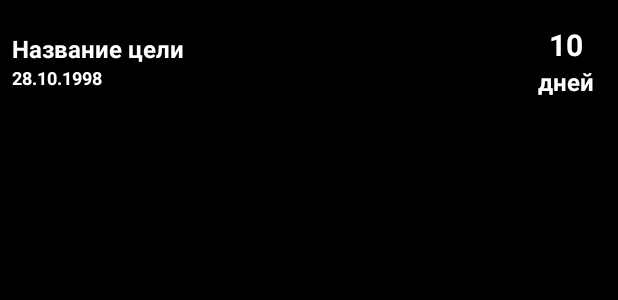
After one commit to wgfxer/ProjectPurpose, an Android app: the layout widget_layout_wide.xml on its own in the app's theme, with its tools: preview values and no code run, on a phone screen of 412 x 824 dp. The commit adds this screen. Shown: the top 300 px of the screen. Run offline under Robolectric (Android 15) with nearby library versions, the phone set to English and light mode, and no system bars.

Commit message:
added layout change with resizing of the widget

```diff
--- a/app/src/main/java/com/wgfxer/projectpurpose/presentation/viewmodel/MainViewModel.java
+++ b/app/src/main/java/com/wgfxer/projectpurpose/presentation/viewmodel/MainViewModel.java
@@ -8,7 +8,7 @@ import android.content.Intent;
 
 import com.wgfxer.projectpurpose.domain.IPurposesRepository;
 import com.wgfxer.projectpurpose.models.data.Purpose;
-import com.wgfxer.projectpurpose.presentation.view.WidgetProvider;
+import com.wgfxer.projectpurpose.presentation.view.widget.WidgetProvider;
 
 import java.util.List;
 
--- /dev/null
+++ b/app/src/main/res/layout/widget_layout_wide.xml
@@ -0,0 +1,79 @@
+<?xml version="1.0" encoding="utf-8"?>
+<RelativeLayout xmlns:android="http://schemas.android.com/apk/res/android"
+    android:layout_width="match_parent"
+    android:layout_height="wrap_content"
+    xmlns:tools="http://schemas.android.com/tools"
+    android:id="@+id/relative_layout"
+    android:background="@android:color/black">
+
+    <ImageView
+        android:id="@+id/image_view_photo"
+        android:layout_width="match_parent"
+        android:layout_height="wrap_content"
+        android:scaleType="centerCrop" />
+
+    <ImageView
+        android:id="@+id/image_view_gradient"
+        android:layout_width="match_parent"
+        android:layout_height="match_parent" />
+
+    <LinearLayout
+        android:layout_width="match_parent"
+        android:layout_height="wrap_content"
+        android:orientation="horizontal"
+        android:padding="8dp">
+        <LinearLayout
+            android:layout_width="0dp"
+            android:layout_height="match_parent"
+            android:layout_weight="1"
+            android:gravity="center_vertical"
+            android:orientation="vertical">
+            <TextView
+                android:id="@+id/text_view_title"
+                android:layout_width="wrap_content"
+                android:layout_height="wrap_content"
+                android:textSize="16sp"
+                android:textStyle="bold"
+                android:textColor="@android:color/white"
+                tools:text="Название цели"/>
+            <TextView
+                android:id="@+id/text_view_date"
+                android:layout_width="wrap_content"
+                android:layout_height="wrap_content"
+                android:textSize="12sp"
+                android:textStyle="bold"
+                android:gravity="center"
+                android:textColor="@android:color/white"
+                tools:text="28.10.1998"/>
+
+        </LinearLayout>
+        <LinearLayout
+            android:layout_width="wrap_content"
+            android:layout_height="wrap_content"
+            android:orientation="vertical"
+            android:padding="8dp">
+
+            <TextView
+                android:id="@+id/text_view_days"
+                android:layout_width="wrap_content"
+                android:layout_height="wrap_content"
+                android:textSize="20sp"
+                android:textStyle="bold"
+                android:layout_gravity="center_horizontal"
+                android:textColor="@android:color/white"
+                tools:text="10"/>
+            <TextView
+                android:id="@+id/label_days"
+                android:layout_width="wrap_content"
+                android:layout_height="wrap_content"
+                android:textSize="16sp"
+                android:textColor="@android:color/white"
+                android:layout_gravity="center_horizontal"
+                android:textStyle="bold"
+                tools:text="дней"/>
+        </LinearLayout>
+    </LinearLayout>
+
+
+
+</RelativeLayout>
--- a/app/src/main/res/xml/appwidget_info.xml
+++ b/app/src/main/res/xml/appwidget_info.xml
@@ -1,6 +1,6 @@
 <?xml version="1.0" encoding="utf-8"?>
 <appwidget-provider xmlns:android="http://schemas.android.com/apk/res/android"
-    android:initialLayout="@layout/widget_layout"
+    android:initialLayout="@layout/widget_layout_small"
     android:minHeight="40dp"
     android:minWidth="110dp"
     android:minResizeWidth="110dp"
@@ -9,5 +9,5 @@
     android:updatePeriodMillis="3600000"
     android:widgetCategory="home_screen"
     android:previewImage="@drawable/widget_preview"
-    android:configure="com.wgfxer.projectpurpose.presentation.view.AppWidgetConfigActivity">
+    android:configure="com.wgfxer.projectpurpose.presentation.view.widget.AppWidgetConfigActivity">
 </appwidget-provider>
```
Also changed, not shown: app/src/main/java/com/wgfxer/projectpurpose/helper/WidgetHelper.java (+43 -7 lines), app/src/main/java/com/wgfxer/projectpurpose/presentation/view/WidgetProvider.java (deleted, +0 -37 lines), app/src/main/java/com/wgfxer/projectpurpose/presentation/view/widget/AppWidgetConfigActivity.java (renamed from app/src/main/java/com/wgfxer/projectpurpose/presentation/view/AppWidgetConfigActivity.java, +2 -7 lines), app/src/main/java/com/wgfxer/projectpurpose/presentation/view/widget/WidgetProvider.java (added, +55 -0 lines), app/src/main/res/layout/widget_layout.xml (deleted, +0 -28 lines), app/src/main/res/layout/widget_layout_big.xml (added, +70 -0 lines), app/src/main/res/layout/widget_layout_small.xml (added, +66 -0 lines).
